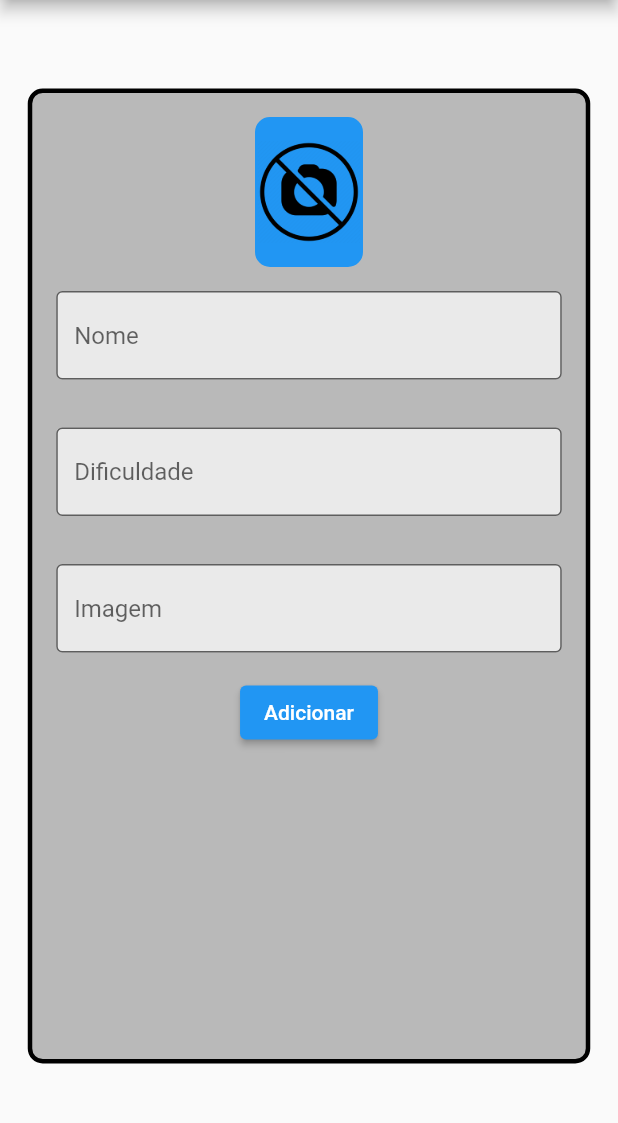
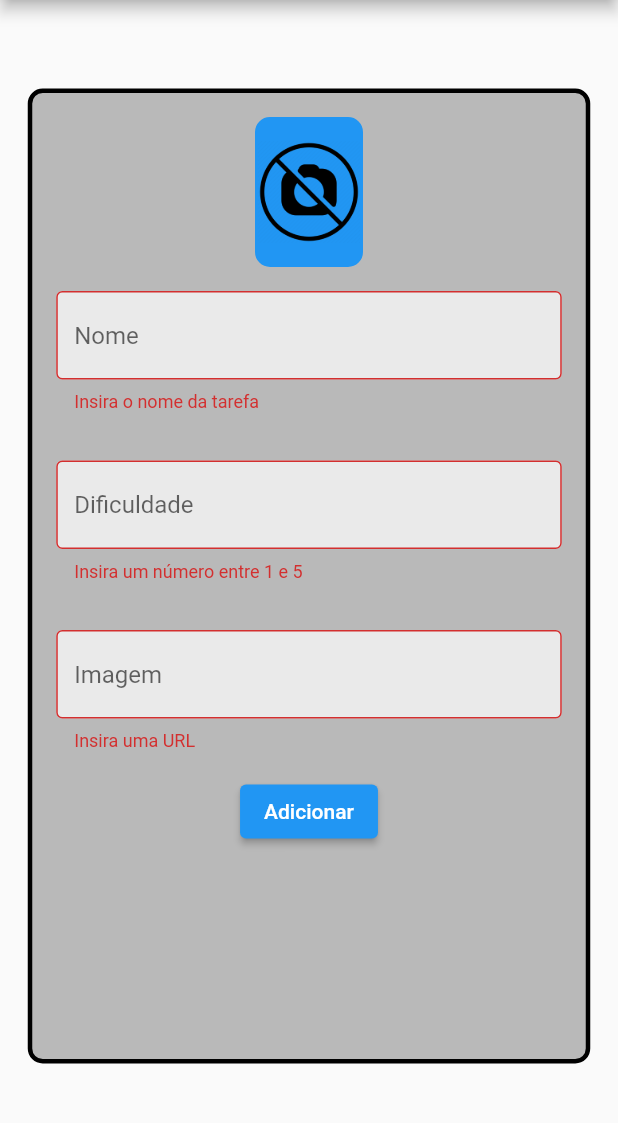
Before and after one commit to AlefeRocha/TaskApp, a Flutter app: the screen it shows after launch, after a tap on "Adicionar", on a phone screen of 412 x 824 dp, the part 84-1207 px from its top. Run offline on Flutter 3.47's test engine with Material 2 defaults, Android fonts, the phone set to English and light mode, and no system bars; network calls fail.

Commit message:
Creating validators and inserting the forms key, to validate de text form fields.

```diff
--- a/lib/screens/form_screen.dart
+++ b/lib/screens/form_screen.dart
@@ -12,9 +12,13 @@ class _FormScreenState extends State<FormScreen> {
   TextEditingController difficultyController = TextEditingController();
   TextEditingController imageController = TextEditingController();
 
+  final _formKey = GlobalKey<FormState>();
+
   @override
   Widget build(BuildContext context) {
-    return Scaffold(
+    return Form(
+      key: _formKey,
+      child: Scaffold(
         appBar: AppBar(
           title: const Text('New task'),
         ),
@@ -59,6 +63,12 @@ class _FormScreenState extends State<FormScreen> {
                   Padding(
                     padding: const EdgeInsets.all(16.0),
                     child: TextFormField(
+                      validator: (String? value) {
+                        if (value!.isEmpty) {
+                          return 'Insira o nome da tarefa';
+                        }
+                        return null;
+                      },
                       keyboardType: TextInputType.name,
                       controller: nameController,
                       textAlign: TextAlign.start,
@@ -73,6 +83,14 @@ class _FormScreenState extends State<FormScreen> {
                   Padding(
                     padding: const EdgeInsets.all(16.0),
                     child: TextFormField(
+                      validator: (value) {
+                        if (value!.isEmpty ||
+                            int.parse(value) > 5 ||
+                            int.parse(value) < 1) {
+                          return 'Insira um número entre 1 e 5';
+                        }
+                        return null;
+                      },
                       keyboardType: TextInputType.number,
                       controller: difficultyController,
                       textAlign: TextAlign.start,
@@ -91,6 +109,12 @@ class _FormScreenState extends State<FormScreen> {
                       onChanged: (text) {
                         setState(() {});
                       },
+                      validator: (value) {
+                        if (value!.isEmpty) {
+                          return 'Insira uma URL';
+                        }
+                        return null;
+                      },
                       controller: imageController,
                       textAlign: TextAlign.start,
                       decoration: const InputDecoration(
@@ -103,9 +127,16 @@ class _FormScreenState extends State<FormScreen> {
                   ),
                   ElevatedButton(
                     onPressed: () {
+                      if (_formKey.currentState!.validate()) {
                         print(nameController.text);
                         print(int.parse(difficultyController.text));
                         print(imageController.text);
+                        ScaffoldMessenger.of(context).showSnackBar(
+                          const SnackBar(
+                            content: Text('Tarefa criada!'),
+                          ),
+                        );
+                      }
                     },
                     child: const Text('Adicionar'),
                   ),
@@ -114,6 +145,7 @@ class _FormScreenState extends State<FormScreen> {
             ),
           ),
         ),
+      ),
     );
   }
 }
```
Lines whose indentation alone changed are shown as unchanged.
